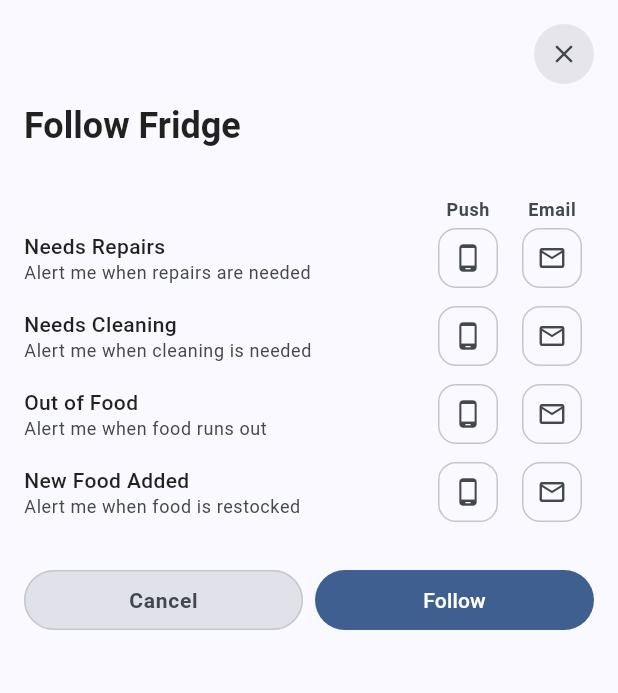
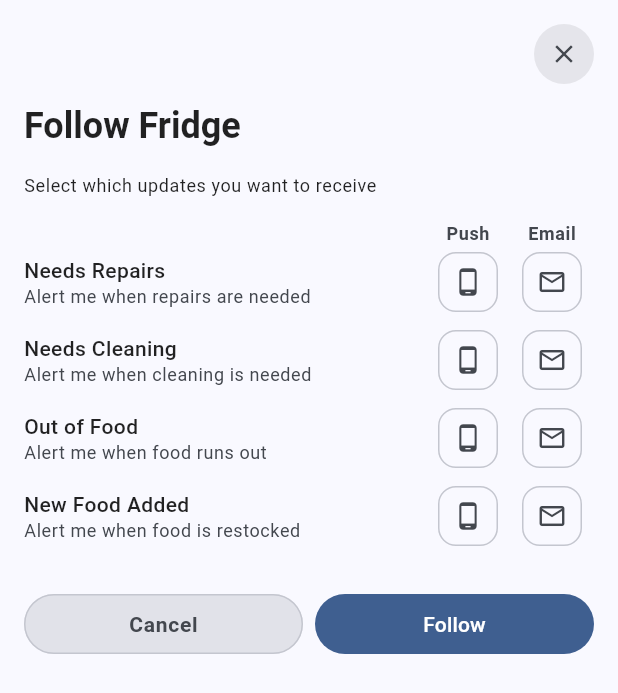
Before and after one commit to FridgeFinder/CFM_Mobile, a Flutter app: the NotificationPreferencesDialog screen opened directly with empty values, on a phone screen of 412 x 824 dp. Shown: the top 693 px of the screen. Run offline on Flutter 3.47's test engine with Material 3 defaults, Android fonts, the phone set to English and light mode, and no system bars; our stand-ins replace app_links, connectivity_plus, dio, firebase_auth, firebase_core, firebase_messaging and 20 more; missing offline and left inert: dio_cache_interceptor_hive_store, flutter_map_cache, flutter_map_marker_cluster, vector_map_tiles, vector_tile_renderer; accounts and stored records are empty; generated files the repository leaves out were written again; network calls fail.

Commit message:
hotfix - add copy to notification preferences

```diff
--- a/fridgefinder_flutter/lib/src/features/auth/presentation/widgets/edit_notification_preferences_dialog.dart
+++ b/fridgefinder_flutter/lib/src/features/auth/presentation/widgets/edit_notification_preferences_dialog.dart
@@ -328,10 +328,10 @@ class _NotificationPreferencesDialogState
                             ),
                           ],
                           M3ESpacing.verticalMD,
-                          // Text(
-                          //   'Select which updates you want to receive by channel:',
-                          //   style: M3ETypography.bodySmall,
-                          // ),
+                          Text(
+                            'Select which updates you want to receive',
+                            style: M3ETypography.bodySmall,
+                          ),
                           M3ESpacing.verticalMD,
                           _buildColumnHeaders(),
                           ..._notificationRows.map(_buildNotificationRow),
```
